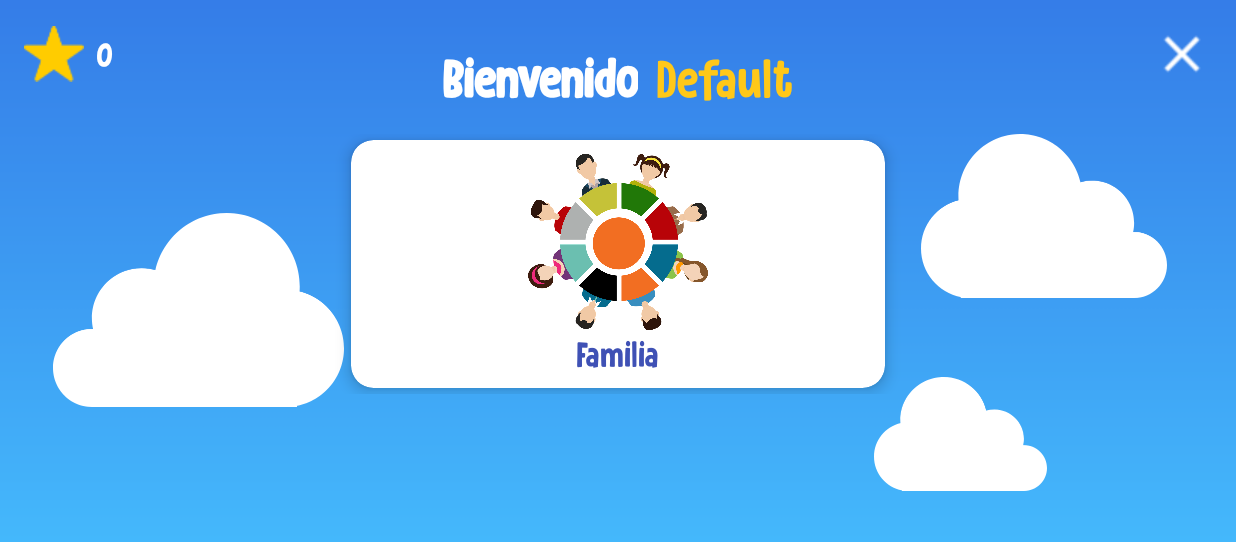
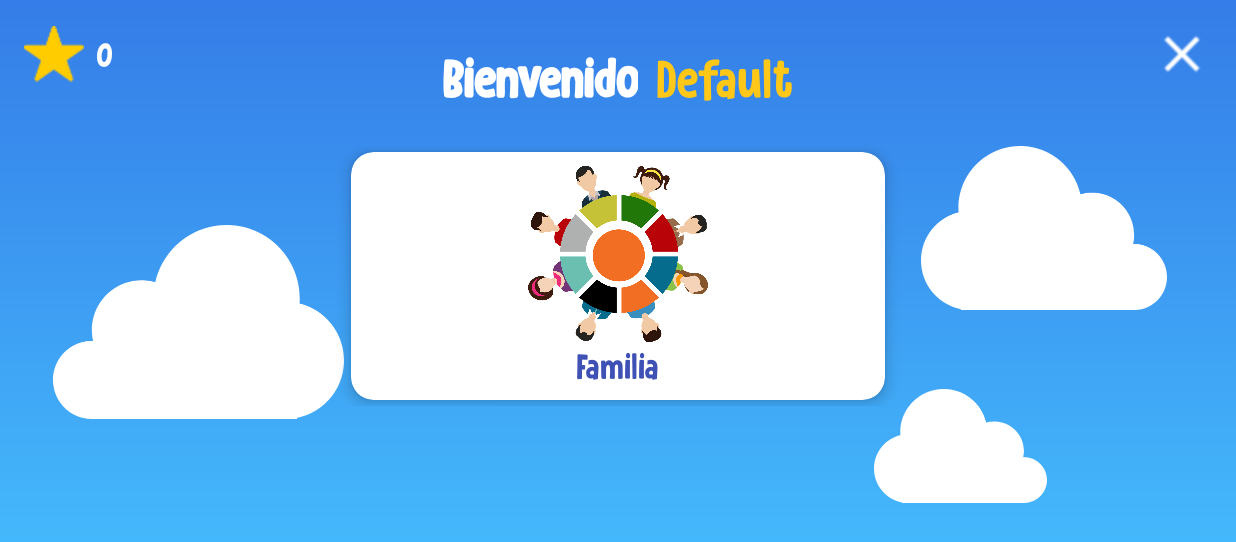
Before and after one commit to CristhianCanar/App-Doman, an Android app: the MainActivity screen opened directly, with no data from a screen before it, on a phone screen of 824 x 412 dp (held sideways). Shown: the top 542 px of the screen. Run offline under Robolectric (Android 15) with nearby library versions, the phone set to English and light mode, and no system bars; 4 statements that could not run were skipped.

Commit message:
Solucionado error al mostrar puntaje

```diff
--- a/app/src/main/java/com/senasoft/appdoman/controller/MainActivity.java
+++ b/app/src/main/java/com/senasoft/appdoman/controller/MainActivity.java
@@ -78,13 +78,17 @@ public class MainActivity extends AppCompatActivity implements View.OnClickListe
         user = preferences.getString("userPref", "Default");
         tvUser.setText(user);
 
-        ArrayList<Fase> list = managerSQLiteHelper.searchPhase(user);
-
-        int acum = 0;
-        for (int i = 0; i < list.size(); i++) {
-            acum += list.get(i).getScore();
+        try {
+            ArrayList<Fase> list = managerSQLiteHelper.searchPhase(user);
+            int acum = 0;
+            for (int i = 0; i < list.size(); i++) {
+                acum += list.get(i).getScore();
+            }
+            tvScoreGlobal.setText(String.valueOf(acum));
+        } catch (Exception e) {
+            e.printStackTrace();
+            tvScoreGlobal.setText("0");
         }
-        tvScoreGlobal.setText(String.valueOf(acum));
 
         rcCategorias = findViewById(R.id.rcCategorias);
 
@@ -94,10 +98,10 @@ public class MainActivity extends AppCompatActivity implements View.OnClickListe
         btnDesLog = findViewById(R.id.btnDesLog);
         btnDesLog.setOnClickListener(this);
 
-
         ivNubeUno = findViewById(R.id.nubeUno);
         ivNubeDos = findViewById(R.id.nubeDos);
         ivNubeTres = findViewById(R.id.nubeTres);
+
     }
 
     private void startAnimation() {
--- a/app/src/main/java/com/senasoft/appdoman/model/ManagerSQLiteHelper.java
+++ b/app/src/main/java/com/senasoft/appdoman/model/ManagerSQLiteHelper.java
@@ -187,7 +187,7 @@ public class ManagerSQLiteHelper {
         String[] params = {param};
         String[] comluns = {Constantes.FASE_COL_2};
 
-        Cursor cursor = db.query(Constantes.NAME_TABLE_FASE, comluns, Constantes.FASE_COL_2 + "=?", params, null,null, null);
+        Cursor cursor = db.query(Constantes.NAME_TABLE_FASE, comluns, Constantes.FASE_COL_1 + "=?", params, null,null, null);
 
         if (cursor.moveToFirst()){
 
--- a/app/src/main/res/layout/activity_main.xml
+++ b/app/src/main/res/layout/activity_main.xml
@@ -113,7 +113,7 @@
         android:id="@+id/rcCategorias"
         android:layout_width="match_parent"
         android:layout_height="200dp"
-        android:layout_marginTop="16dp"
+        android:layout_marginTop="24dp"
         app:layout_constraintEnd_toEndOf="parent"
         app:layout_constraintTop_toBottomOf="@+id/linearLayout" />
 
```
